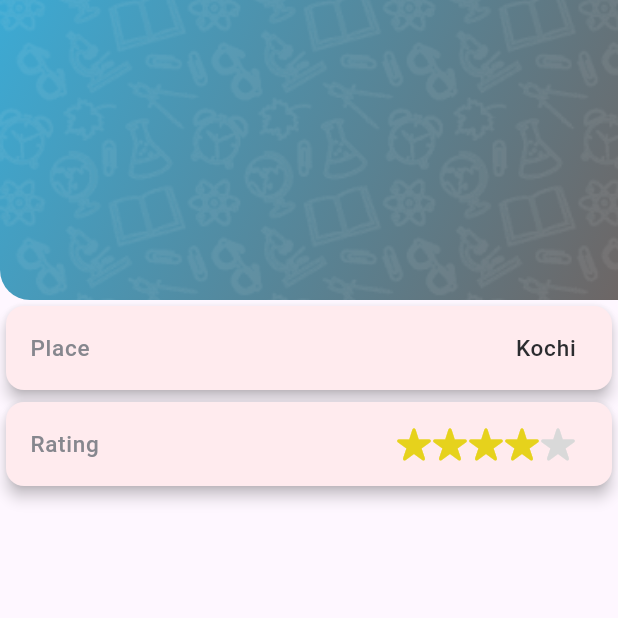
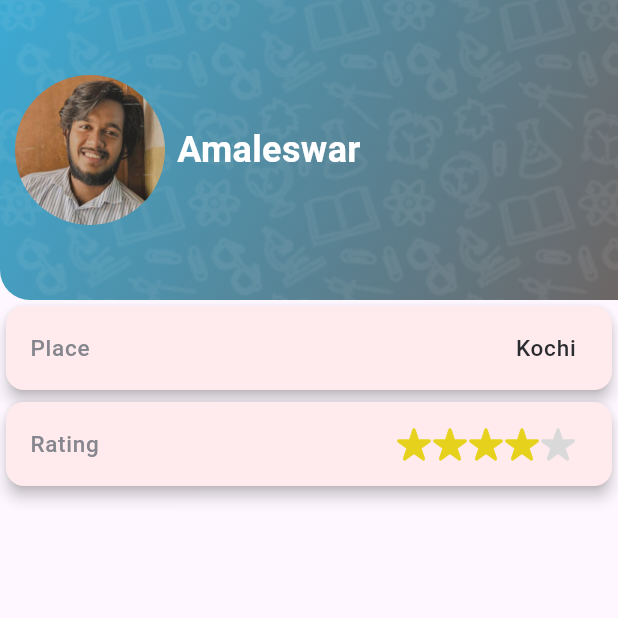
Before and after one commit to Deepakthelakkad/flutter_project, a Flutter app: the screen it shows after launch, on a phone screen of 412 x 824 dp, the top half of it. Run offline on Flutter 3.47's test engine with Material 3 defaults, Android fonts, the phone set to English and light mode, and no system bars; our stand-ins replace google_fonts; Roboto replaces fonts that are missing (Ubuntu).

Commit message:
updated Design

```diff
--- a/lib/User/artist_view.dart
+++ b/lib/User/artist_view.dart
@@ -18,19 +18,46 @@ class _ArtistViewState extends State<ArtistView> {
           children: [
             Container(
               child: Row(
+                children: [
+                  SizedBox(
+                    width: 10,
+                  ),
+                  ClipOval(
+                    child: Image.asset(
+                      "assets/AMLU.png",
+                      height: 100,
+                      width: 100,
+                      fit: BoxFit.fill,
+                    ),
+                  ),
+                  SizedBox(
+                    width: 8,
+                  ),
+                  Text(
+                    "Amaleswar",
+                    style: TextStyle(
+                      fontSize: 24,
+                      fontWeight: FontWeight.bold,
+                      color: Colors.white,
+                    ),
+                  ),
 
+                ],
               ),
               height: 200,
-              decoration: BoxDecoration(image:DecorationImage(
-                  image: AssetImage('assets/A14.png'), // Replace with your image path
-                  fit: BoxFit.cover),borderRadius: BorderRadius.only(bottomLeft: Radius.circular(20)),
+              decoration: BoxDecoration(
+                  image: DecorationImage(
+                      image: AssetImage(
+                          'assets/A14.png'), // Replace with your image path
+                      fit: BoxFit.cover),
+                  borderRadius:
+                      BorderRadius.only(bottomLeft: Radius.circular(20)),
                   gradient: LinearGradient(
                     begin: Alignment.topLeft,
                     end: Alignment.bottomRight,
                     colors: [
                       Color.fromRGBO(60, 170, 212, 1),
                       Color.fromRGBO(109, 102, 101, 1),
-
                     ],
                   )),
             ),
@@ -60,11 +87,16 @@ class _ArtistViewState extends State<ArtistView> {
                       fontSize: 15, color: Color.fromRGBO(134, 135, 142, 1)),
                 ),
                 trailing: Wrap(children: [
-                  Icon(CupertinoIcons.star_fill,color: Color.fromRGBO(230, 210, 28, 1)),
-                  Icon(CupertinoIcons.star_fill,color: Color.fromRGBO(230, 210, 28, 1)),
-                  Icon(CupertinoIcons.star_fill,color: Color.fromRGBO(230, 210, 28, 1)),
-                  Icon(CupertinoIcons.star_fill,color: Color.fromRGBO(230, 210, 28, 1)),
-                  Icon(CupertinoIcons.star_fill,color: Color.fromRGBO(217, 217, 217, 1)),
+                  Icon(CupertinoIcons.star_fill,
+                      color: Color.fromRGBO(230, 210, 28, 1)),
+                  Icon(CupertinoIcons.star_fill,
+                      color: Color.fromRGBO(230, 210, 28, 1)),
+                  Icon(CupertinoIcons.star_fill,
+                      color: Color.fromRGBO(230, 210, 28, 1)),
+                  Icon(CupertinoIcons.star_fill,
+                      color: Color.fromRGBO(230, 210, 28, 1)),
+                  Icon(CupertinoIcons.star_fill,
+                      color: Color.fromRGBO(217, 217, 217, 1)),
                 ]),
               ),
             ),
```
Lines whose indentation alone changed are shown as unchanged.
